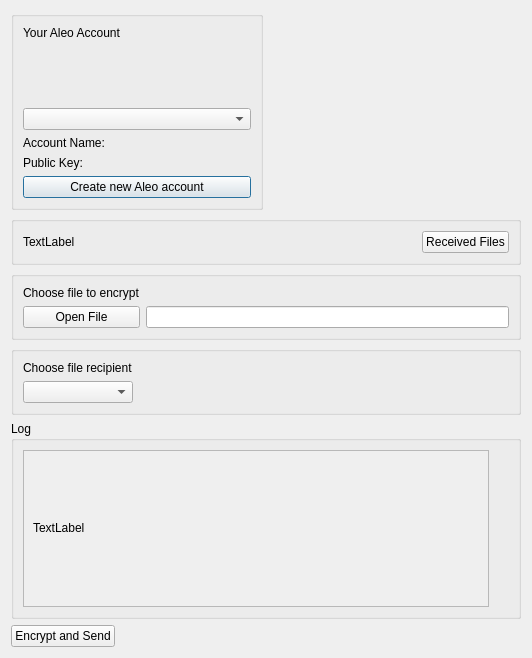
First picture: the form in pyqt_zkdrop.ui, repository 4sm-ops/zkDrop, before the edit.
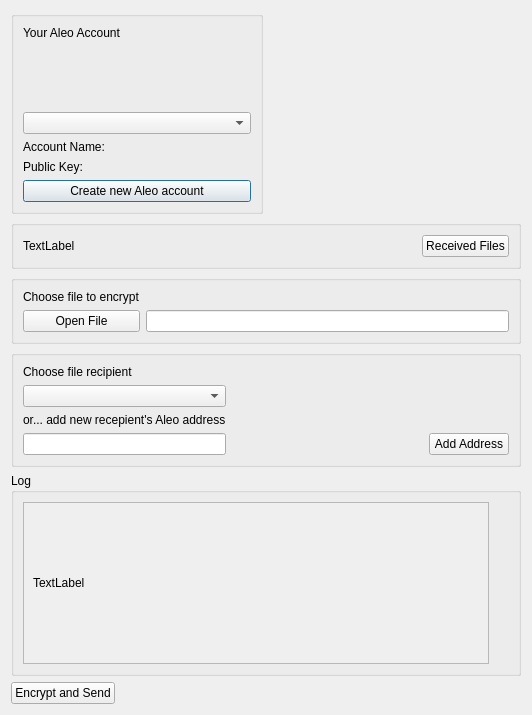
Second picture: the form after the edit. Icons and pictures are not drawn.

What changed in the file:
```diff
--- a/pyqt_zkdrop.ui
+++ b/pyqt_zkdrop.ui
@@ -7,7 +7,7 @@
     <x>0</x>
     <y>0</y>
     <width>532</width>
-    <height>658</height>
+    <height>715</height>
    </rect>
   </property>
   <property name="windowTitle">
@@ -159,13 +159,26 @@
       <string/>
      </property>
      <layout class="QGridLayout" name="gridLayout_2">
-      <item row="0" column="0">
-       <widget class="QLabel" name="label_5">
+      <item row="3" column="0">
+       <widget class="QLabel" name="label_3">
         <property name="text">
-         <string>Choose file recipient</string>
+         <string>or... add new recepient's Aleo address</string>
         </property>
        </widget>
       </item>
+      <item row="4" column="1">
+       <spacer name="horizontalSpacer_4">
+        <property name="orientation">
+         <enum>Qt::Horizontal</enum>
+        </property>
+        <property name="sizeHint" stdset="0">
+         <size>
+          <width>40</width>
+          <height>20</height>
+         </size>
+        </property>
+       </spacer>
+      </item>
       <item row="2" column="1">
        <spacer name="horizontalSpacer">
         <property name="orientation">
@@ -182,6 +195,23 @@
       <item row="2" column="0">
        <widget class="QComboBox" name="recipientSelectBox"/>
       </item>
+      <item row="4" column="0">
+       <widget class="QLineEdit" name="lineEdit_newRecipient"/>
+      </item>
+      <item row="0" column="0">
+       <widget class="QLabel" name="label_5">
+        <property name="text">
+         <string>Choose file recipient</string>
+        </property>
+       </widget>
+      </item>
+      <item row="4" column="2">
+       <widget class="QPushButton" name="pushButton_newRecipient">
+        <property name="text">
+         <string>Add Address</string>
+        </property>
+       </widget>
+      </item>
      </layout>
     </widget>
    </item>
```
